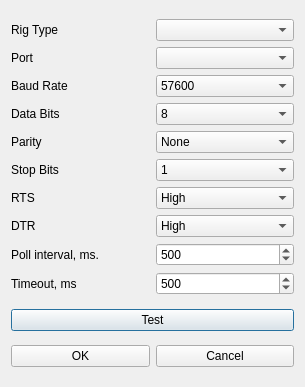
Above: Sources/U2.Suite/ui/NewRigDialog.ui from ut8uu/U2.Suite.Python before the change. Below: the same form after it.
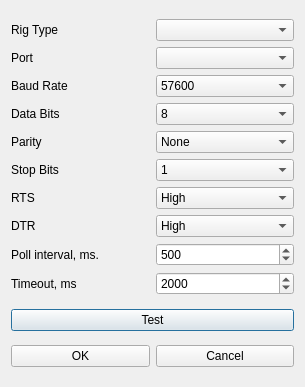
That is the form after the change.

Diff of the .ui file:
```diff
--- a/Sources/U2.Suite/ui/NewRigDialog.ui
+++ b/Sources/U2.Suite/ui/NewRigDialog.ui
@@ -310,7 +310,7 @@
         <number>9999</number>
        </property>
        <property name="value">
-        <number>500</number>
+        <number>2000</number>
        </property>
       </widget>
      </item>
```
